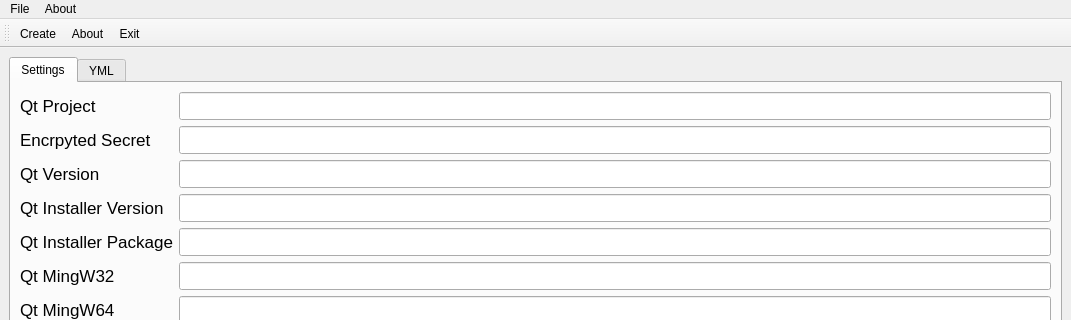
Qt form mainwindow.ui (Light-Wizzard/QtAppVeyor) before a commit; both pictures show x 0 to 1071 and y 0 to 320 of the 1071 by 828 pixel window.
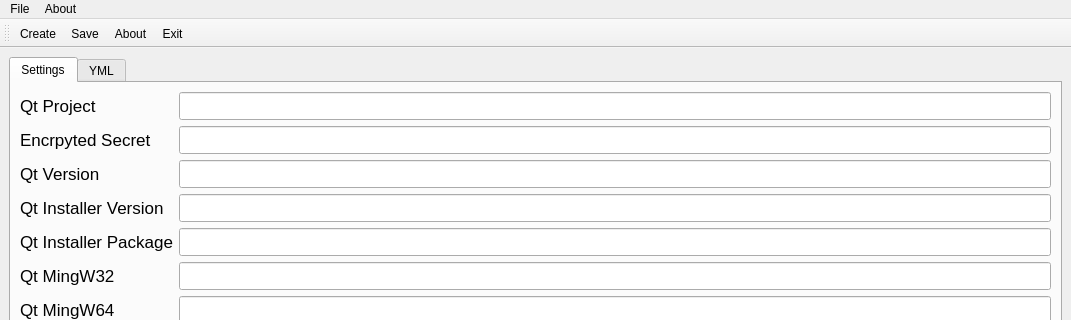
The same form after that commit. Icons and pictures are not drawn.

```diff
--- a/mainwindow.ui
+++ b/mainwindow.ui
@@ -475,6 +475,7 @@
     <bool>false</bool>
    </attribute>
    <addaction name="actionCreate"/>
+   <addaction name="actionSave"/>
    <addaction name="actionAbout"/>
    <addaction name="actionExit"/>
   </widget>
@@ -505,6 +506,15 @@
     <string>Create</string>
    </property>
   </action>
+  <action name="actionSave">
+   <property name="icon">
+    <iconset resource="QtAppVeyor.qrc">
+     <normaloff>:/images/win/filesave.png</normaloff>:/images/win/filesave.png</iconset>
+   </property>
+   <property name="text">
+    <string>Save</string>
+   </property>
+  </action>
  </widget>
  <resources>
   <include location="QtAppVeyor.qrc"/>
```
Left out of the diff: 3 changed lines with no effect on the pictures.
